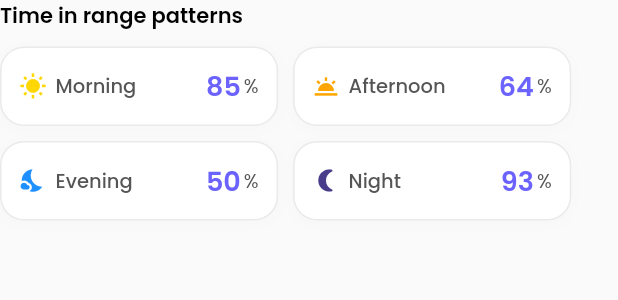
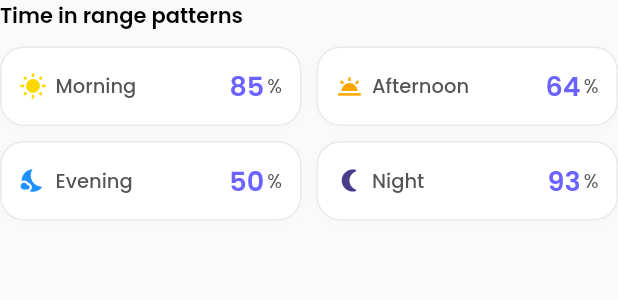
Before and after one commit to hamzaali265/ui_screens, a Flutter app: the TimeInRangePatternsSection widget shown alone on an empty page, opened directly, on a phone screen of 412 x 824 dp. Shown: the top 300 px of the screen. Run offline on Flutter 3.47's test engine with Material 3 defaults, Android fonts, the phone set to English and light mode, and no system bars; our stand-ins replace fl_chart, google_fonts, table_calendar.

Commit message:
icons layout fixed

```diff
--- a/lib/widgets/time_range_pattern_section.dart
+++ b/lib/widgets/time_range_pattern_section.dart
@@ -8,11 +8,11 @@ class TimeInRangePatternsSection extends StatelessWidget {
 
   @override
   Widget build(BuildContext context) {
-    const Color morningColor = Color(0xFFFFD700);
-    const Color afternoonColor = Color(0xFFFFA500);
-    const Color eveningColor = Color(0xFF1E90FF);
-    const Color nightColor = Color(0xFF483D8B);
-    final double cardWidth = MediaQuery.of(context).size.width * 0.45;
+    const spacing = 10.0;
+
+    return LayoutBuilder(
+      builder: (context, constraints) {
+        final double cardWidth = (constraints.maxWidth - spacing) / 2;
 
         return Column(
           crossAxisAlignment: CrossAxisAlignment.start,
@@ -26,68 +26,70 @@ class TimeInRangePatternsSection extends StatelessWidget {
             ),
             const SizedBox(height: 10),
             Wrap(
-          spacing: 10,
-          runSpacing: 10,
+              spacing: spacing,
+              runSpacing: spacing,
               children: [
-            SizedBox(
-              width: cardWidth,
-              child: ValueWithTagOrPercentageWidget(
-                leadingIcon: Icons.wb_sunny,
-                heading: 'Morning',
-                value: '85',
-                unit: ValueUnit.percentage,
-                valueColor: const Color(0xFF6C63FF),
-                showColumnLayout: false,
-                horizontal: 12,
-                vertical: 12,
-                iconColor: morningColor,
+                _buildCard(
+                  'Morning',
+                  Icons.wb_sunny,
+                  '85',
+                  ValueUnit.percentage,
+                  const Color(0xFFFFD700),
+                  cardWidth,
                 ),
+                _buildCard(
+                  'Afternoon',
+                  Icons.wb_twilight,
+                  '64',
+                  ValueUnit.percentage,
+                  const Color(0xFFFFA500),
+                  cardWidth,
                 ),
-            SizedBox(
-              width: cardWidth,
-              child: ValueWithTagOrPercentageWidget(
-                leadingIcon: Icons.wb_twilight,
-                heading: 'Afternoon',
-                value: '64',
-                unit: ValueUnit.percentage,
-                valueColor: const Color(0xFF6C63FF),
-                showColumnLayout: false,
-                horizontal: 12,
-                vertical: 12,
-                iconColor: afternoonColor,
+                _buildCard(
+                  'Evening',
+                  Icons.nights_stay,
+                  '50',
+                  ValueUnit.percentage,
+                  const Color(0xFF1E90FF),
+                  cardWidth,
                 ),
-            ),
-            SizedBox(
-              width: cardWidth,
-              child: ValueWithTagOrPercentageWidget(
-                leadingIcon: Icons.nights_stay,
-                heading: 'Evening',
-                value: '50',
-                unit: ValueUnit.percentage,
-                valueColor: const Color(0xFF6C63FF),
-                showColumnLayout: false,
-                horizontal: 12,
-                vertical: 12,
-                iconColor: eveningColor,
-              ),
-            ),
-            SizedBox(
-              width: cardWidth,
-              child: ValueWithTagOrPercentageWidget(
-                leadingIcon: Icons.nightlight_round,
-                heading: 'Night',
-                value: '93',
-                unit: ValueUnit.percentage,
-                valueColor: const Color(0xFF6C63FF),
-                showColumnLayout: false,
-                horizontal: 12,
-                vertical: 12,
-                iconColor: nightColor,
-              ),
+                _buildCard(
+                  'Night',
+                  Icons.nightlight_round,
+                  '93',
+                  ValueUnit.percentage,
+                  const Color(0xFF483D8B),
+                  cardWidth,
                 ),
               ],
             ),
           ],
         );
+      },
+    );
+  }
+
+  Widget _buildCard(
+    String heading,
+    IconData icon,
+    String value,
+    ValueUnit unit,
+    Color iconColor,
+    double width,
+  ) {
+    return SizedBox(
+      width: width,
+      child: ValueWithTagOrPercentageWidget(
+        leadingIcon: icon,
+        heading: heading,
+        value: value,
+        unit: unit,
+        valueColor: const Color(0xFF6C63FF),
+        showColumnLayout: false,
+        horizontal: 12,
+        vertical: 12,
+        iconColor: iconColor,
+      ),
+    );
   }
 }
```
Lines whose indentation alone changed are shown as unchanged.
